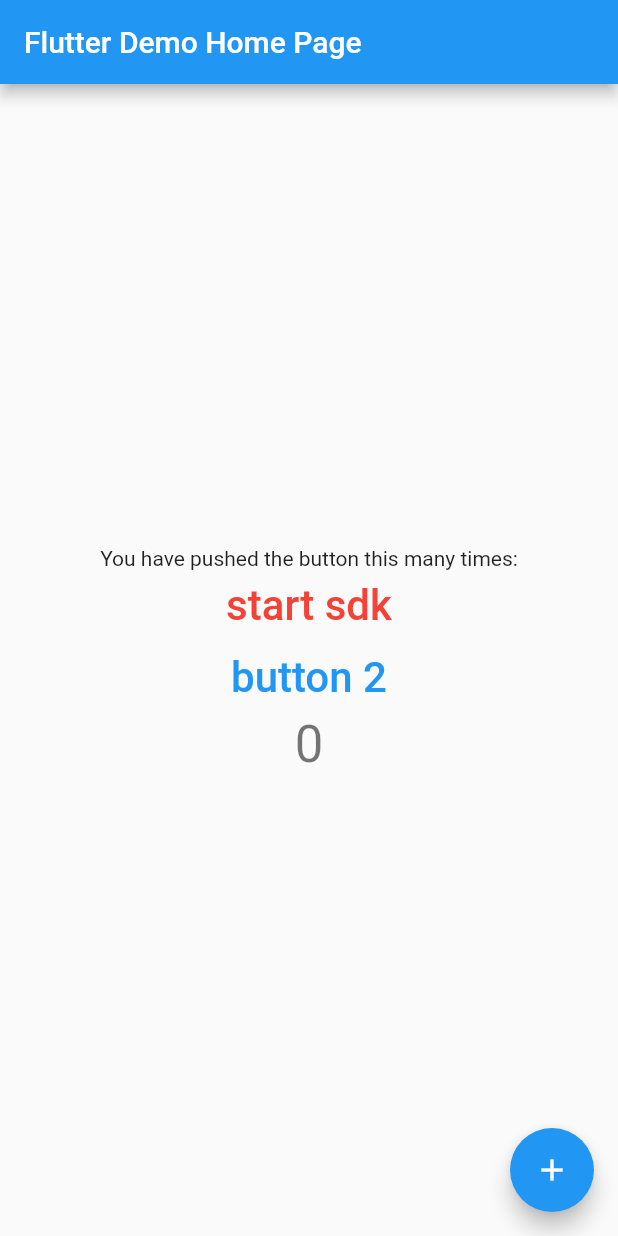
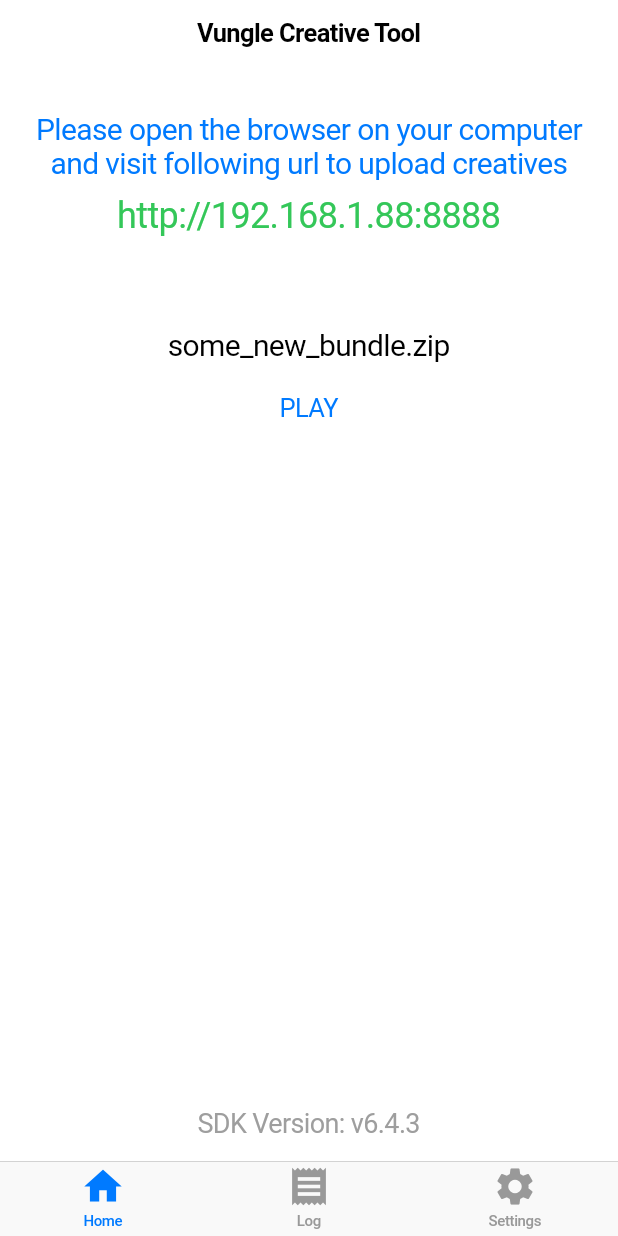
Before and after one commit to FrankZheng/flutter_vcl_tool_p, a Flutter app: the screen it shows after launch, on a phone screen of 412 x 824 dp. Run offline on Flutter 3.47's test engine with Material 2 defaults, Android fonts, the phone set to English and light mode, and no system bars.

Commit message:
add tabbar / pages / home page

```diff
--- /dev/null
+++ b/flutter_vcl_p/lib/home_view.dart
@@ -0,0 +1,120 @@
+import 'package:flutter/cupertino.dart';
+import 'package:flutter/material.dart';
+import './web_server.dart';
+import 'dart:async';
+
+class HomeView extends StatefulWidget {
+
+  @override
+  _HomeViewState createState() => _HomeViewState();
+}
+
+class _HomeViewState extends State<HomeView> implements WebServerListener {
+
+  String _serverURL = "http://192.168.1.68:8091";
+  String _endCardName = "bundle1.zip";
+  bool _playButtonEnabled = true;
+  String _sdkVersion = "v6.4.3";
+
+  final WebServer webServer = WebServer.shared;
+
+  void _onPlayButtonClicked() {
+    print('onPlayButtonClicked');
+  }
+
+
+  @override
+  onServerURLAvailable(String serverURL) {
+    setState(() {
+      _serverURL = serverURL;
+    });
+  }
+
+
+  @override
+  onEndCardUploaded(String zipName) {
+    new Timer(Duration(seconds: 2), () {
+      setState(() {
+        _playButtonEnabled = true;
+      });
+    });
+
+    setState(() {
+      _endCardName = zipName;
+      _playButtonEnabled = false;
+    });
+  }
+
+  @override
+  void initState() {
+    super.initState();
+
+    if(webServer.serverURL != null) {
+      _serverURL = webServer.serverURL;
+    }
+
+    webServer.addListener(this);
+    webServer.start();
+  }
+
+
+  @override
+  void dispose() {
+    super.dispose();
+    webServer.removeListener(this);
+  }
+
+  @override
+  Widget build(BuildContext context) {
+    return CupertinoPageScaffold(
+      navigationBar: CupertinoNavigationBar(
+        middle: Text('Vungle Creative Tool'),
+      ),
+      child: SafeArea(
+          child: Padding(
+              padding: EdgeInsets.only(left: 15, top: 30, right: 15, bottom: 15),
+              child: Column(
+                children: <Widget>[
+                  Text(
+                    'Please open the browser on your computer and visit following url to upload creatives',
+                    style: TextStyle(
+                        color: CupertinoColors.activeBlue, fontSize: 20),
+                        textAlign: TextAlign.center,
+                  ),
+                  SizedBox(
+                    height: 10,
+                  ),
+                  Text(
+                    _serverURL,
+                    style: TextStyle(
+                        color: CupertinoColors.activeGreen, fontSize: 24),
+                  ),
+                  SizedBox(
+                    height: 60,
+                  ),
+                  Text(
+                    _endCardName,
+                    style: TextStyle(
+                        color: CupertinoColors.black, fontSize: 20),
+                  ),
+                  SizedBox(
+                    height: 5,
+                  ),
+                  CupertinoButton(
+                    child: Text('PLAY'),
+                    onPressed: _playButtonEnabled ? _onPlayButtonClicked : null,
+                  ),
+                  Spacer(),
+                  Text(
+                    'SDK Version: $_sdkVersion',
+                    style: TextStyle(
+                        color: Colors.grey, fontSize: 18),
+                  ),
+
+                ],
+              )
+          )
+      ),
+    );
+  }
+}
--- a/flutter_vcl_p/lib/main.dart
+++ b/flutter_vcl_p/lib/main.dart
@@ -1,31 +1,59 @@
 import 'package:flutter/material.dart';
-import './SDKManager.dart';
+import 'package:flutter/cupertino.dart';
+
+import './home_view.dart';
+import './log_view.dart';
+import './settings_view.dart';
+
+//import './vungle_sdk.dart';
 
 void main() => runApp(MyApp());
 
 class MyApp extends StatelessWidget {
   // This widget is the root of your application.
+  final _pages = <Widget> [
+    HomeView(),
+    LogView(),
+    SettingsView(),
+  ];
+
   @override
   Widget build(BuildContext context) {
-    return MaterialApp(
+    return CupertinoApp(
       title: 'Flutter Demo',
-      theme: ThemeData(
-        // This is the theme of your application.
-        //
-        // Try running your application with "flutter run". You'll see the
-        // application has a blue toolbar. Then, without quitting the app, try
-        // changing the primarySwatch below to Colors.green and then invoke
-        // "hot reload" (press "r" in the console where you ran "flutter run",
-        // or simply save your changes to "hot reload" in a Flutter IDE).
-        // Notice that the counter didn't reset back to zero; the application
-        // is not restarted.
-        primarySwatch: Colors.blue,
+      home: CupertinoTabScaffold(
+          tabBar: TabBars().build(context),
+          tabBuilder: (BuildContext context, int index) {
+            return _pages[index];
+          }
       ),
-      home: MyHomePage(title: 'Flutter Demo Home Page'),
     );
   }
 }
 
+class TabBars extends StatelessWidget {
+  @override
+  Widget build(BuildContext context) {
+    return CupertinoTabBar(
+        items: const <BottomNavigationBarItem>[
+          BottomNavigationBarItem(
+            icon: Icon(Icons.home),
+            title: Text('Home'),
+          ),
+          BottomNavigationBarItem(
+            icon: Icon(Icons.receipt),
+            title: Text('Log'),
+          ),
+          BottomNavigationBarItem(
+            icon: Icon(Icons.settings),
+            title: Text('Settings'),
+          ),
+        ]
+    );
+  }
+
+}
+/*
 class MyHomePage extends StatefulWidget {
   MyHomePage({Key key, this.title}) : super(key: key);
 
@@ -137,3 +165,4 @@ class _MyHomePageState extends State<MyHomePage> {
     );
   }
 }
+*/
--- /dev/null
+++ b/flutter_vcl_p/lib/web_server.dart
@@ -0,0 +1,39 @@
+import 'dart:async';
+
+abstract class WebServerListener {
+  onServerURLAvailable(String serverURL);
+  onEndCardUploaded(String zipName);
+}
+
+class WebServer {
+  String serverURL;
+  static final shared = WebServer();
+  List<WebServerListener> _listeners = [];
+
+  WebServer();
+
+  start() {
+    Timer(Duration(seconds: 1), () {
+      _listeners.forEach((listener) {
+        listener.onServerURLAvailable('http://192.168.1.88:8888');
+      });
+    });
+
+    Timer(Duration(seconds: 5), () {
+      _listeners.forEach((listener) {
+        listener.onEndCardUploaded("some_new_bundle.zip");
+      });
+    });
+  }
+
+  addListener(WebServerListener listener) {
+    _listeners.add(listener);
+  }
+
+  removeListener(WebServerListener listener) {
+    _listeners.remove(listener);
+  }
+
+
+
+}
```
Also changed, not shown: flutter_vcl_p/lib/log_view.dart (added, +26 -0 lines), flutter_vcl_p/lib/settings_view.dart (added, +18 -0 lines), flutter_vcl_p/lib/vungle_sdk.dart (renamed from flutter_vcl_p/lib/SDKManager.dart).
